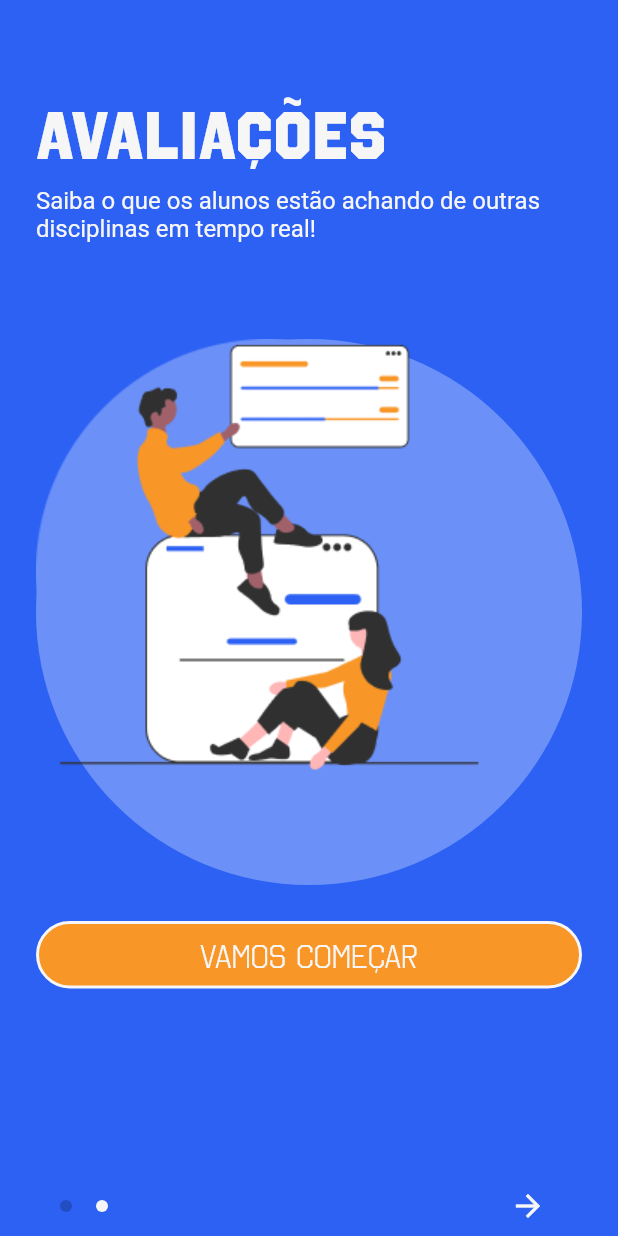
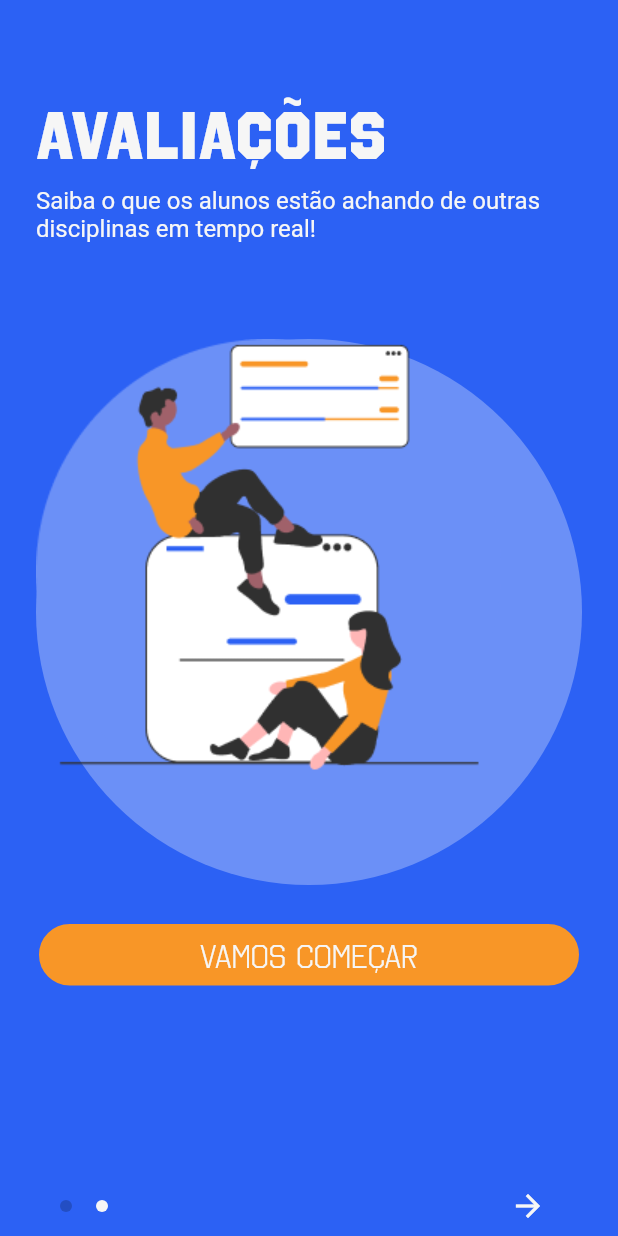
Before and after one commit to fga-eps-mds/CollegeFlow, a Flutter app: the screen it shows after launch, swiped to page 2, on a phone screen of 412 x 824 dp. Run offline on Flutter 3.47's test engine with Material 2 defaults, Android fonts, the phone set to English and light mode, and no system bars; drawn by our look-alikes of smooth_page_indicator; our stand-ins replace dio, get_it.

Commit message:
feat: add new variants to buttons

```diff
--- a/college_flow_app/lib/shared/widgets/buttons/flow_button.dart
+++ b/college_flow_app/lib/shared/widgets/buttons/flow_button.dart
@@ -56,7 +56,9 @@ class _FlowButtonState extends State<FlowButton> {
           objectStyleBorderRadiusPill,
         ),
         border: Border.all(
-          color: colorWhite,
+          color: widget.isDisabled
+              ? widget.style.borderColor.disabled
+              : widget.style.borderColor.mainly,
           width: spacingAtom,
         ),
       ),
@@ -77,7 +79,7 @@ class _FlowButtonState extends State<FlowButton> {
                     child: FlowLoading.dark(),
                   )
                 : Row(
-                    mainAxisAlignment: MainAxisAlignment.center,
+                    mainAxisAlignment: MainAxisAlignment.spaceBetween,
                     mainAxisSize:
                         widget.isExpanded ? MainAxisSize.max : MainAxisSize.min,
                     children: [
@@ -115,19 +117,23 @@ class _FlowButtonState extends State<FlowButton> {
 class FlowButtonStyle {
   final FlowColorStyle backgroundColor;
   final FlowColorStyle labelColor;
+  final FlowColorStyle borderColor;
 
   const FlowButtonStyle({
     required this.backgroundColor,
     required this.labelColor,
+    required this.borderColor,
   });
 
   FlowButtonStyle copyWith({
     FlowColorStyle? backgroundColor,
     FlowColorStyle? labelColor,
+    FlowColorStyle? borderColor,
   }) =>
       FlowButtonStyle(
         backgroundColor: backgroundColor ?? this.backgroundColor,
         labelColor: labelColor ?? this.labelColor,
+        borderColor: borderColor ?? this.borderColor,
       );
 
   const FlowButtonStyle.primary()
@@ -138,10 +144,34 @@ class FlowButtonStyle {
           disabled: colorLightError,
         ),
         labelColor = const FlowColorStyle(
-          mainly: colorBlack,
+          mainly: colorWhite,
           //TODO(Mauricio-Machado): Add styles to pressed and disabled
           pressed: colorBlack,
           disabled: colorBlack,
+        ),
+        borderColor = const FlowColorStyle(
+          mainly: colorPrimary,
+          pressed: colorDarkPrimary,
+          disabled: colorLightPrimary,
+        );
+
+  const FlowButtonStyle.whiteBorder()
+      : backgroundColor = const FlowColorStyle(
+          mainly: colorSecondary,
+          //TODO(Mauricio-Machado): Add styles to pressed and disabled
+          pressed: colorError,
+          disabled: colorLightError,
+        ),
+        labelColor = const FlowColorStyle(
+          mainly: colorWhite,
+          //TODO(Mauricio-Machado): Add styles to pressed and disabled
+          pressed: colorBlack,
+          disabled: colorBlack,
+        ),
+        borderColor = const FlowColorStyle(
+          mainly: colorWhite,
+          pressed: colorWhite,
+          disabled: colorWhite,
         );
 }
 
```
